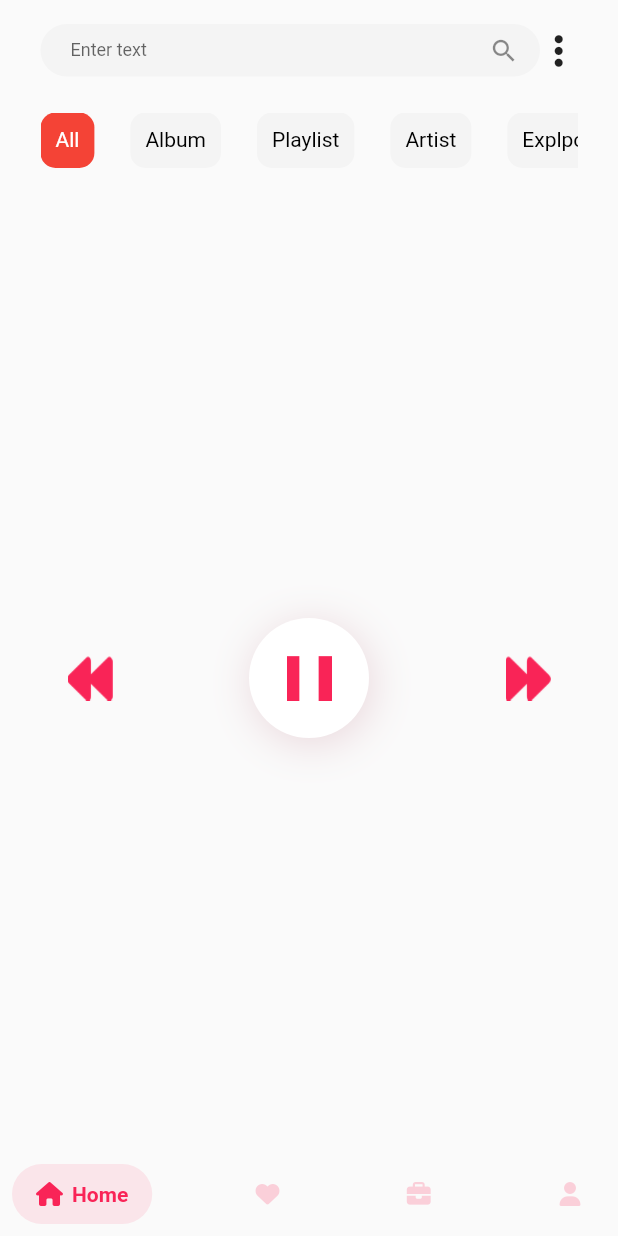
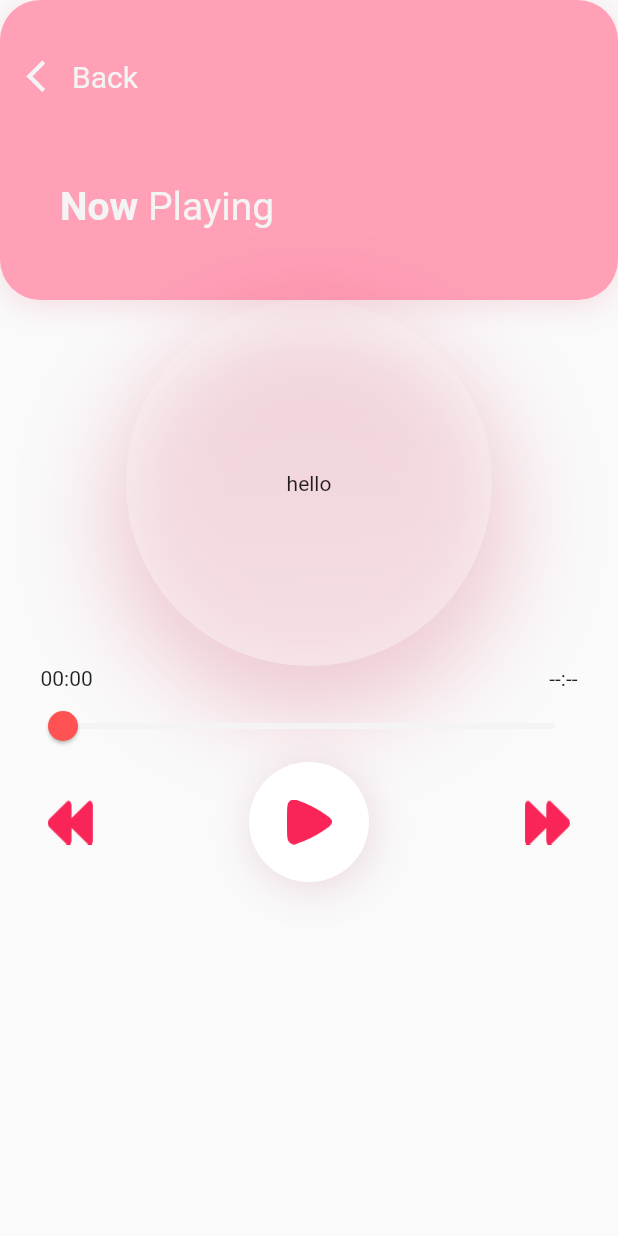
Before and after one commit to Gia-Giang/app_mucis, a Flutter app: the screen it shows after launch, on a phone screen of 412 x 824 dp. Run offline on Flutter 3.47's test engine with Material 2 defaults, Android fonts, the phone set to English and light mode, and no system bars; drawn by our look-alikes of salomon_bottom_bar; our stand-ins replace font_awesome_flutter, just_audio; statements that could not run were skipped.

Commit message:
add button controller music

```diff
--- a/lib/core/constants/color_containts.dart
+++ b/lib/core/constants/color_containts.dart
@@ -5,6 +5,7 @@ class ColorPalette {
   static const Color secondColor = Color(0xff8F67E8);
   static const Color yellowColor = Color(0xffFE9C5E);
   static const Color redColor = Color(0xFFF92457);
+  static const Color redAccentColor = Color(0xFFFF5252);
   static const Color pinkLight = Color(0xFFFFA0B7);
   static const Color lightGray = Color(0xFFF4F4F4);
 
--- a/lib/core/constants/demision_containts.dart
+++ b/lib/core/constants/demision_containts.dart
@@ -1,5 +1,6 @@
 import 'package:flutter/widgets.dart';
 
+const double kmega = 40;
 const double kBiggerPadding = 27.0;
 const double kLargePadding = 27.0; // large default padding
 const double kMediumPadding = 24.0; // bigger default padding
--- /dev/null
+++ b/lib/core/constants/size_containts.dart
@@ -0,0 +1,13 @@
+// import 'package:flutter/material.dart';
+
+class FontSize {
+  static const double ksmall=10;
+  static const double kdefault = 12;
+  static const double kmedium_small = 14;
+  static const double kmedium = 16;
+  static const double kmedium_large = 18;
+  static const double klarge = 20;
+  static const double kextra_large = 22;
+  static const double ksuper_large = 24;
+  static const double khuge = 26;
+}
--- a/lib/main.dart
+++ b/lib/main.dart
@@ -27,7 +27,7 @@ class _MyAppState extends State<MyApp> {
   Widget build(BuildContext context) {
     return MaterialApp(
       routes: routes,
-      initialRoute: '/onboarding_screen',
+      initialRoute: '/music_player_screen',
       home: Scaffold(
         bottomNavigationBar: SalomonBottomBar(
           currentIndex: _currentIndex,
@@ -38,28 +38,28 @@ class _MyAppState extends State<MyApp> {
           unselectedItemColor: ColorPalette.redColor.withOpacity(0.2),
           items: [
             SalomonBottomBarItem(
-              icon: Icon(
+              icon: const Icon(
                 FontAwesomeIcons.house,
                 size: kDefaultPadding,
               ),
               title: Text("Home"),
             ),
             SalomonBottomBarItem(
-              icon: Icon(
+              icon: const Icon(
                 FontAwesomeIcons.solidHeart,
                 size: kDefaultPadding,
               ),
               title: Text("Likes"),
             ),
             SalomonBottomBarItem(
-              icon: Icon(
+              icon: const Icon(
                 FontAwesomeIcons.briefcase,
                 size: kDefaultPadding,
               ),
-              title: Text("Booking"),
+              title: const Text("Booking"),
             ),
             SalomonBottomBarItem(
-              icon: Icon(
+              icon: const Icon(
                 FontAwesomeIcons.solidUser,
                 size: kDefaultPadding,
               ),
@@ -70,7 +70,7 @@ class _MyAppState extends State<MyApp> {
         body: IndexedStack(
           index: _currentIndex,
           children: [
-            HomeScreen(),
+            const HomeScreen(),
             Container(),
             Container(),
             Container(),
--- a/lib/representation/screens/HomeScreen/HomeScreen.dart
+++ b/lib/representation/screens/HomeScreen/HomeScreen.dart
@@ -5,6 +5,7 @@ import 'package:font_awesome_flutter/font_awesome_flutter.dart';
 import '../../../core/constants/color_containts.dart';
 import '../../../core/constants/demision_containts.dart';
 import '../../widgets/ItemImage.dart';
+import '../MusicPlayerScreen/MusicPlayerScreen.dart';
 
 class HomeScreen extends StatefulWidget {
   const HomeScreen({Key? key}) : super(key: key);
@@ -21,10 +22,7 @@ class _HomeScreenState extends State<HomeScreen> {
   final TextEditingController _textEditingController = TextEditingController();
   // ignore: unused_field
   late Timer _timer;
-  double _progress = 0.0;
   // ignore: prefer_final_fields, unused_field
-  Duration _elapsedTime = Duration.zero;
-  bool isPlay = true;
 
   @override
   void dispose() {
@@ -33,18 +31,6 @@ class _HomeScreenState extends State<HomeScreen> {
   }
 
   void handelSubmit() {}
-
-  void toggleMusic() {
-    setState(() {
-      isPlay = !isPlay;
-    });
-  }
-
-  void _onSliderChanged(double value) {
-    setState(() {
-      _progress = value.truncateToDouble();
-    });
-  }
 
   @override
   Widget build(BuildContext context) {
@@ -145,78 +131,7 @@ class _HomeScreenState extends State<HomeScreen> {
             });
           },
           children: [
-            Container(
-              margin: const EdgeInsets.only(left: 40, right: 40),
-              child: Row(
-                children: [
-                  const Expanded(
-                      child: Align(
-                    alignment: Alignment.centerLeft,
-                    child:
-                        ItemImage(urlImage: "assets/images/ic_arrow_left.png"),
-                  )),
-                  GestureDetector(
-                    onTap: toggleMusic,
-                    child: Container(
-                      decoration: const BoxDecoration(
-                          boxShadow: [
-                            BoxShadow(
-                              color: Color.fromRGBO(133, 0, 32, 0.14),
-                              offset: Offset(2, 4),
-                              blurRadius: 23,
-                            )
-                          ],
-                          borderRadius: BorderRadius.all(Radius.circular(50)),
-                          color: Colors.white),
-                      width: 80,
-                      height: 80,
-                      child: isPlay
-                          ? const ItemImage(
-                              urlImage: "assets/images/ic_pause.png")
-                          : const ItemImage(
-                              urlImage: "assets/images/ic_play.png"),
-                    ),
-                  ),
-                  const Expanded(
-                      child: Align(
-                    alignment: Alignment.centerRight,
-                    child:
-                        ItemImage(urlImage: "assets/images/ic_arrow_right.png"),
-                  ))
-                ],
-              ),
-            ),
-            Column(
-              children: [
-                Container(
-                  margin: const EdgeInsets.only(
-                      left: kBiggerPadding, right: kBiggerPadding),
-                  child: Row(
-                    children: [
-                      Expanded(
-                          child: Align(
-                        // ignore: sort_child_properties_last
-                        child: Text(_progress.toString()),
-                        alignment: Alignment.centerLeft,
-                      )),
-                      Expanded(
-                          child: Align(
-                        alignment: Alignment.centerRight,
-                        child: Text((100 - _progress).toString()),
-                      ))
-                    ],
-                  ),
-                ),
-                Slider(
-                  activeColor: ColorPalette.redColor,
-                  inactiveColor: ColorPalette.lightGray,
-                  value: _progress,
-                  min: 0.0,
-                  max: 100.0,
-                  onChanged: _onSliderChanged,
-                )
-              ],
-            ),
+            const MusicPlayerScreen(),
             Container(
               color: Colors.blue,
               child: const Center(
--- /dev/null
+++ b/lib/representation/screens/MusicPlayerScreen/MusicPlayerScreen.dart
@@ -0,0 +1,259 @@
+import "package:flutter/material.dart";
+import "package:just_audio/just_audio.dart";
+import 'package:font_awesome_flutter/font_awesome_flutter.dart';
+import "package:my_app/core/constants/size_containts.dart";
+
+import "../../../core/constants/color_containts.dart";
+import "../../../core/constants/demision_containts.dart";
+import "../../widgets/ItemImage.dart";
+
+class MusicPlayerScreen extends StatefulWidget {
+  static String routeName = '/music_player_screen';
+
+  const MusicPlayerScreen({super.key});
+
+  @override
+  _MusicPlayerScreenState createState() => _MusicPlayerScreenState();
+}
+
+class _MusicPlayerScreenState extends State<MusicPlayerScreen> {
+  Duration? audioDuration;
+  Duration? currentPosition;
+  bool isPlay = false;
+  double _progress = 0.0;
+  double maxSliderValue = 0.0;
+  String audioPath = "assets/music/CoChiDauMaBuon-PhatHuyT4.mp3";
+  final player = AudioPlayer();
+
+
+  String _formatDuration(Duration duration) {
+    String minutes = (duration.inMinutes % 60).toString().padLeft(2, '0');
+    String seconds = (duration.inSeconds % 60).toString().padLeft(2, '0');
+    return '$minutes:$seconds';
+  }
+
+  @override
+  void initState() {
+    _initializeAudio();
+    super.initState();
+  }
+
+  void _initializeAudio() async {
+    await player.setAsset(audioPath);
+    await player.setAudioSource(AudioSource.asset(audioPath));
+
+    setState(() {
+      audioDuration = player.duration;
+      maxSliderValue = double.parse(audioDuration!.inSeconds.toString());
+    });
+
+    player.positionStream.listen((position) {
+      String time = position.toString();
+      List<String> parts = time.split(':');
+      double parsedValue = double.parse(parts[2]);
+
+      setState(() {
+        currentPosition = position;
+        // _progress = parsedValue.truncateToDouble();
+      });
+    });
+  }
+
+  void _onSliderChanged(double value) {
+    setState(() {
+      _progress = value.truncateToDouble();
+      Duration seekPosition = audioDuration! * (value / maxSliderValue);
+
+      player.seek(seekPosition);
+    });
+  }
+
+  void toggleMusic() async {
+    setState(() {
+      isPlay = !isPlay;
+    });
+    if (isPlay) {
+      await player.play();
+    } else {
+      await player.pause();
+    }
+  }
+
+  @override
+  Widget build(BuildContext context) {
+    String currentPositionString =
+        currentPosition != null ? _formatDuration(currentPosition!) : '--:--';
+    String audioDurationString =
+        audioDuration != null ? _formatDuration(audioDuration!) : '--:--';
+    return Scaffold(
+      body: Container(
+        child: Column(
+          children: [
+            Container(
+                decoration: const BoxDecoration(
+                    boxShadow: [
+                      BoxShadow(
+                          offset: Offset(0, 4),
+                          blurRadius: 17,
+                          color: Color.fromRGBO(193, 6, 51, 0.12))
+                    ],
+                    color: ColorPalette.pinkLight,
+                    borderRadius:
+                        BorderRadius.all(Radius.circular(kLargePadding))),
+                height: 200,
+                child: Column(
+                  children: [
+                    Container(
+                      margin: const EdgeInsets.only(top: kLargePadding),
+                      child: Row(
+                        children: [
+                          IconButton(
+                              onPressed: () {},
+                              icon: const Icon(
+                                Icons.arrow_back_ios_new,
+                                size: kItemPadding,
+                                color: ColorPalette.lightGray,
+                              )),
+                          const Text(
+                            "Back",
+                            style: TextStyle(
+                              fontSize: FontSize.klarge,
+                              color: ColorPalette.lightGray,
+                            ),
+                          ),
+                        ],
+                      ),
+                    ),
+                    Expanded(
+                        child: Container(
+                      margin: const EdgeInsets.only(left: kmega),
+                      child: const Row(children: [
+                        Text(
+                          "Now",
+                          style: TextStyle(
+                              color: ColorPalette.lightGray,
+                              fontWeight: FontWeight.bold,
+                              fontSize: FontSize.khuge),
+                        ),
+                        Text(
+                          " Playing",
+                          style: TextStyle(
+                            fontSize: FontSize.khuge,
+                            color: ColorPalette.lightGray,
+                          ),
+                        )
+                      ]),
+                    )),
+                  ],
+                )),
+            Container(
+              width: 244,
+              height: 244,
+              decoration: const BoxDecoration(
+                  borderRadius: BorderRadius.all(Radius.circular(200)),
+                  gradient: LinearGradient(
+                    colors: [
+                      Color.fromRGBO(255, 255, 255, 0.4),
+                      Color.fromRGBO(255, 255, 255, 0.1),
+                    ],
+                    stops: [0.1073, 0.9118],
+                    begin: Alignment.topLeft,
+                    end: Alignment.bottomRight,
+                    transform: GradientRotation(142.15),
+                  ),
+                  boxShadow: [
+                    BoxShadow(
+                      color: Color.fromRGBO(189, 0, 45, 0.19),
+                      blurRadius: 53,
+                      spreadRadius: 12,
+                      offset: Offset(1, 23),
+                    )
+                  ]),
+              child: Center(
+                child: Text("hello"),
+              ),
+            ),
+            Column(
+              children: [
+                Container(
+                  margin: const EdgeInsets.only(
+                      left: kBiggerPadding, right: kBiggerPadding),
+                  child: Row(
+                    children: [
+                      Expanded(
+                          child: Align(
+                        alignment: Alignment.centerLeft,
+                        child: Text((currentPositionString).toString()),
+                      )),
+                      Expanded(
+                          child: Align(
+                        // ignore: sort_child_properties_last
+                        child: Text(audioDurationString.toString()),
+                        alignment: Alignment.centerRight,
+                      )),
+                    ],
+                  ),
+                ),
+                Container(
+                  margin: const EdgeInsets.only(
+                      left: kDefaultRadius, right: kDefaultRadius),
+                  child: Slider(
+                    thumbColor: ColorPalette.redAccentColor,
+                    activeColor: ColorPalette.redColor,
+                    inactiveColor: ColorPalette.lightGray,
+                    value: _progress,
+                    min: 0.0,
+                    max: maxSliderValue,
+                    onChanged: _onSliderChanged,
+                  ),
+                )
+              ],
+            ),
+            Container(
+              margin: const EdgeInsets.only(
+                  left: kBiggerPadding, right: kBiggerPadding),
+              child: Row(
+                children: [
+                  const Expanded(
+                      child: Align(
+                    alignment: Alignment.centerLeft,
+                    child:
+                        ItemImage(urlImage: "assets/images/ic_arrow_left.png"),
+                  )),
+                  GestureDetector(
+                    onTap: toggleMusic,
+                    child: Container(
+                      decoration: const BoxDecoration(
+                          boxShadow: [
+                            BoxShadow(
+                              color: Color.fromRGBO(133, 0, 32, 0.14),
+                              offset: Offset(2, 4),
+                              blurRadius: 23,
+                            )
+                          ],
+                          borderRadius: BorderRadius.all(Radius.circular(50)),
+                          color: Colors.white),
+                      width: 80,
+                      height: 80,
+                      child: isPlay
+                          ? const ItemImage(
+                              urlImage: "assets/images/ic_pause.png")
+                          : const ItemImage(
+                              urlImage: "assets/images/ic_play.png"),
+                    ),
+                  ),
+                  const Expanded(
+                      child: Align(
+                    alignment: Alignment.centerRight,
+                    child:
+                        ItemImage(urlImage: "assets/images/ic_arrow_right.png"),
+                  ))
+                ],
+              ),
+            )
+          ],
+        ),
+      ),
+    );
+  }
+}
--- a/lib/router.dart
+++ b/lib/router.dart
@@ -1,11 +1,12 @@
 import 'package:flutter/material.dart';
 import 'package:my_app/representation/screens/HomeScreen/HomeScreen.dart';
+import 'package:my_app/representation/screens/MusicPlayerScreen/MusicPlayerScreen.dart';
 import 'package:my_app/representation/screens/OnboardingScreen/OnboardingScreen.dart';
 
 final Map<String, WidgetBuilder> routes = {
   HomeScreen.routeName: (context) => const HomeScreen(),
-  OnboardingScreen.routeName: (context) => OnboardingScreen(),
-  // HotelsScreen.routeName: (context) => HotelsScreen(),
+  OnboardingScreen.routeName: (context) => const OnboardingScreen(),
+  MusicPlayerScreen.routeName: (context) => const MusicPlayerScreen(),
   // SelectDateScreen.routeName: (context) => SelectDateScreen(),
   // GuestAndRoomScreen.routeName: (context) => GuestAndRoomScreen(),
   // RoomsScreen.routeName: (context) => RoomsScreen(),
--- a/pubspec.yaml
+++ b/pubspec.yaml
@@ -39,6 +39,9 @@ dependencies:
   camera: ^0.10.0
   image_gallery_saver: ^1.7.1
   path_provider: ^2.0.15
+  just_audio: ^0.9.33
+  flutter_svg: ^2.0.5
+  font_awesome_flutter: ^10.4.0
 
 dev_dependencies:
   flutter_test:
@@ -52,7 +55,6 @@ dev_dependencies:
   flutter_lints: ^2.0.0
   smooth_page_indicator: ^1.1.0
   salomon_bottom_bar: ^3.3.2
-  font_awesome_flutter: ^10.4.0
   page_transition: ^2.0.9
   flutter_launcher_icons: ^0.13.1
 
@@ -70,7 +72,7 @@ flutter:
   # To add assets to your application, add an assets section, like this:
   assets:
       - assets/images/
-
+      - assets/music/
   # An image asset can refer to one or more resolution-specific "variants", see
   # https://flutter.dev/assets-and-images/#resolution-aware
 
```
Also changed, not shown: assets/images/avatar_play.png (added), pubspec.lock, 4 other files.
